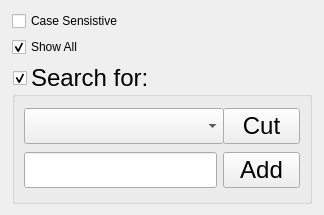
Before: the Qt Designer form ui_forms/selectoptions.ui in parisolab/mathmod, drawn with Qt 5.
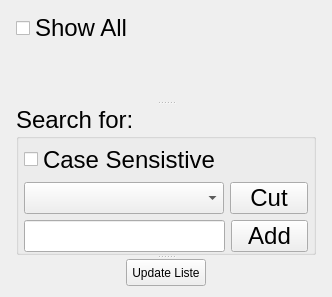
After: the same form once the commit is applied.

What changed in the file:
```diff
--- a/ui_forms/selectoptions.ui
+++ b/ui_forms/selectoptions.ui
@@ -6,33 +6,61 @@
    <rect>
     <x>0</x>
     <y>0</y>
-    <width>324</width>
-    <height>215</height>
+    <width>332</width>
+    <height>297</height>
    </rect>
   </property>
+  <property name="sizePolicy">
+   <sizepolicy hsizetype="Fixed" vsizetype="Fixed">
+    <horstretch>0</horstretch>
+    <verstretch>0</verstretch>
+   </sizepolicy>
+  </property>
   <property name="windowTitle">
    <string>Colors Options</string>
   </property>
   <layout class="QGridLayout" name="gridLayout_2">
    <item row="0" column="0">
-    <widget class="QCheckBox" name="CaseSensitiveCheckBox">
-     <property name="text">
-      <string>Case Sensistive</string>
+    <widget class="QSplitter" name="splitter">
+     <property name="orientation">
+      <enum>Qt::Vertical</enum>
      </property>
-    </widget>
-   </item>
-   <item row="1" column="0">
+     <widget class="QWidget" name="layoutWidget">
+      <layout class="QVBoxLayout" name="verticalLayout">
+       <item>
     <widget class="QCheckBox" name="ShowAllcheckBox">
+         <property name="font">
+          <font>
+           <pointsize>18</pointsize>
+          </font>
+         </property>
+         <property name="layoutDirection">
+          <enum>Qt::LeftToRight</enum>
+         </property>
      <property name="text">
       <string>Show All</string>
      </property>
      <property name="checked">
-      <bool>true</bool>
+          <bool>false</bool>
      </property>
     </widget>
    </item>
-   <item row="2" column="0">
-    <widget class="QGroupBox" name="groupBox">
+       <item>
+        <spacer name="verticalSpacer">
+         <property name="orientation">
+          <enum>Qt::Vertical</enum>
+         </property>
+         <property name="sizeHint" stdset="0">
+          <size>
+           <width>20</width>
+           <height>40</height>
+          </size>
+         </property>
+        </spacer>
+       </item>
+      </layout>
+     </widget>
+     <widget class="QGroupBox" name="SelectgroupBox">
      <property name="maximumSize">
       <size>
        <width>300</width>
@@ -48,13 +76,32 @@
       <string>Search for:</string>
      </property>
      <property name="checkable">
-      <bool>true</bool>
+       <bool>false</bool>
      </property>
      <property name="checked">
-      <bool>true</bool>
+       <bool>false</bool>
      </property>
      <layout class="QGridLayout" name="gridLayout">
+       <property name="leftMargin">
+        <number>5</number>
+       </property>
+       <property name="topMargin">
+        <number>4</number>
+       </property>
+       <property name="rightMargin">
+        <number>5</number>
+       </property>
+       <property name="bottomMargin">
+        <number>0</number>
+       </property>
       <item row="0" column="0">
+        <widget class="QCheckBox" name="CaseSensitiveCheckBox">
+         <property name="text">
+          <string>Case Sensistive</string>
+         </property>
+        </widget>
+       </item>
+       <item row="1" column="0">
        <layout class="QHBoxLayout" name="horizontalLayout">
         <property name="spacing">
          <number>-1</number>
@@ -111,7 +158,7 @@
         </item>
        </layout>
       </item>
-      <item row="1" column="0">
+       <item row="2" column="0">
        <layout class="QHBoxLayout" name="horizontalLayout_2">
         <item>
          <widget class="QLineEdit" name="StringlineEdit">
@@ -145,6 +192,56 @@
        </layout>
       </item>
      </layout>
+     </widget>
+     <widget class="QWidget" name="layoutWidget">
+      <layout class="QHBoxLayout" name="horizontalLayout_3">
+       <item>
+        <spacer name="horizontalSpacer">
+         <property name="orientation">
+          <enum>Qt::Horizontal</enum>
+         </property>
+         <property name="sizeHint" stdset="0">
+          <size>
+           <width>40</width>
+           <height>20</height>
+          </size>
+         </property>
+        </spacer>
+       </item>
+       <item>
+        <widget class="QPushButton" name="SelectpushButton">
+         <property name="sizePolicy">
+          <sizepolicy hsizetype="Fixed" vsizetype="Fixed">
+           <horstretch>0</horstretch>
+           <verstretch>0</verstretch>
+          </sizepolicy>
+         </property>
+         <property name="maximumSize">
+          <size>
+           <width>120</width>
+           <height>35</height>
+          </size>
+         </property>
+         <property name="text">
+          <string>Update Liste</string>
+         </property>
+        </widget>
+       </item>
+       <item>
+        <spacer name="horizontalSpacer_2">
+         <property name="orientation">
+          <enum>Qt::Horizontal</enum>
+         </property>
+         <property name="sizeHint" stdset="0">
+          <size>
+           <width>40</width>
+           <height>20</height>
+          </size>
+         </property>
+        </spacer>
+       </item>
+      </layout>
+     </widget>
     </widget>
    </item>
   </layout>
```
Lines whose indentation alone changed are shown as unchanged.
